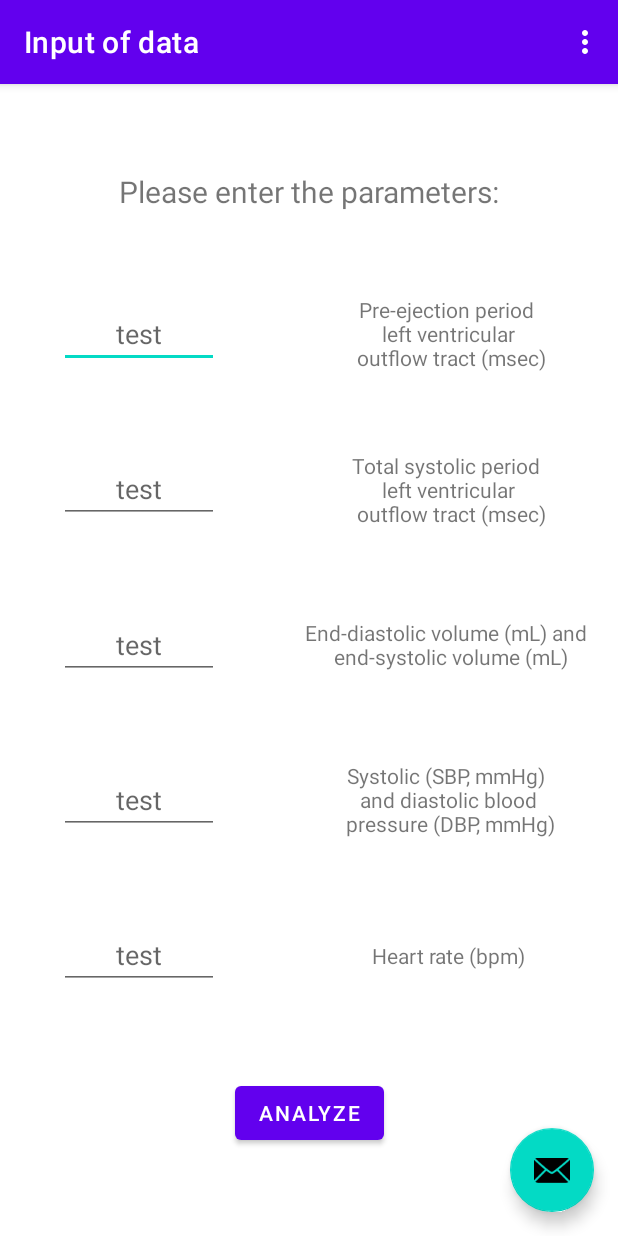
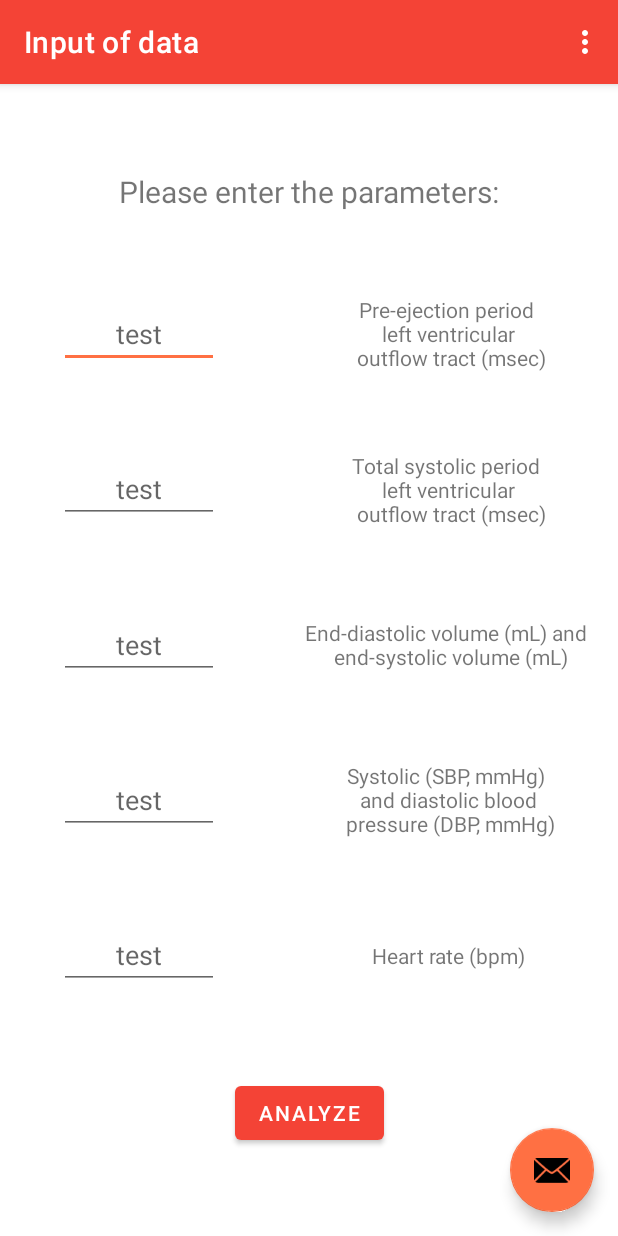
Before and after one commit to DominikBitzer/pvl-calc, an Android app: the screen it shows after launch (MainActivity), on a phone screen of 412 x 824 dp. Run offline under Robolectric (Android 15) with nearby library versions, the phone set to English and light mode, and no system bars; our stand-ins replace navigation-ui.

Commit message:
Change colors

```diff
--- a/app/src/main/res/values-night/themes.xml
+++ b/app/src/main/res/values-night/themes.xml
@@ -3,11 +3,11 @@
     <style name="Theme.MyApplication" parent="Theme.MaterialComponents.DayNight.DarkActionBar">
         <!-- Primary brand color. -->
         <item name="colorPrimary">@color/purple_200</item>
-        <item name="colorPrimaryVariant">@color/purple_700</item>
+        <item name="colorPrimaryVariant">@color/red_700</item>
         <item name="colorOnPrimary">@color/black</item>
         <!-- Secondary brand color. -->
-        <item name="colorSecondary">@color/teal_200</item>
-        <item name="colorSecondaryVariant">@color/teal_200</item>
+        <item name="colorSecondary">@color/orange_400</item>
+        <item name="colorSecondaryVariant">@color/orange_400</item>
         <item name="colorOnSecondary">@color/black</item>
         <!-- Status bar color. -->
         <item name="android:statusBarColor" tools:targetApi="l">?attr/colorPrimaryVariant</item>
--- a/app/src/main/res/values/colors.xml
+++ b/app/src/main/res/values/colors.xml
@@ -1,10 +1,10 @@
 <?xml version="1.0" encoding="utf-8"?>
 <resources>
     <color name="purple_200">#FFBB86FC</color>
-    <color name="purple_500">#FF6200EE</color>
-    <color name="purple_700">#FF3700B3</color>
-    <color name="teal_200">#FF03DAC5</color>
-    <color name="teal_700">#FF018786</color>
+    <color name="red_500">#F44336</color>
+    <color name="red_700">#D32F2F</color>
+    <color name="orange_400">#FF7043</color>
+    <color name="orange_700">#E64A19</color>
     <color name="black">#FF000000</color>
     <color name="white">#FFFFFFFF</color>
 </resources>
--- a/app/src/main/res/values/themes.xml
+++ b/app/src/main/res/values/themes.xml
@@ -2,12 +2,12 @@
     <!-- Base application theme. -->
     <style name="Theme.MyApplication" parent="Theme.MaterialComponents.DayNight.DarkActionBar">
         <!-- Primary brand color. -->
-        <item name="colorPrimary">@color/purple_500</item>
-        <item name="colorPrimaryVariant">@color/purple_700</item>
+        <item name="colorPrimary">@color/red_500</item>
+        <item name="colorPrimaryVariant">@color/red_700</item>
         <item name="colorOnPrimary">@color/white</item>
         <!-- Secondary brand color. -->
-        <item name="colorSecondary">@color/teal_200</item>
-        <item name="colorSecondaryVariant">@color/teal_700</item>
+        <item name="colorSecondary">@color/orange_400</item>
+        <item name="colorSecondaryVariant">@color/orange_700</item>
         <item name="colorOnSecondary">@color/black</item>
         <!-- Status bar color. -->
         <item name="android:statusBarColor" tools:targetApi="l">?attr/colorPrimaryVariant</item>
```
